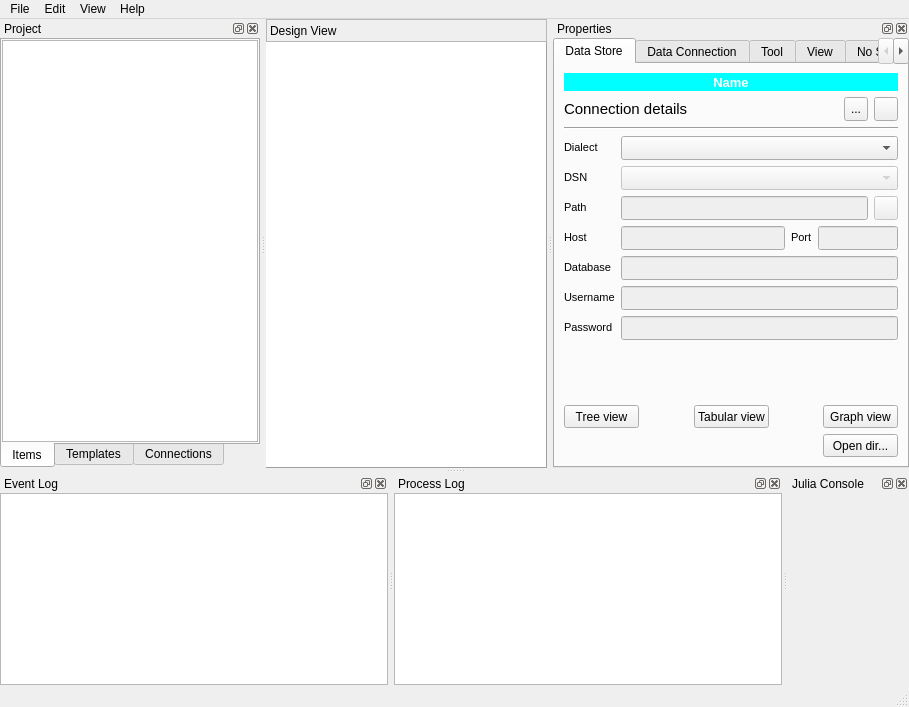
Before: the Qt Designer form spinetoolbox/ui/mainwindow.ui in spine-tools/Spine-Toolbox, drawn with Qt 5.
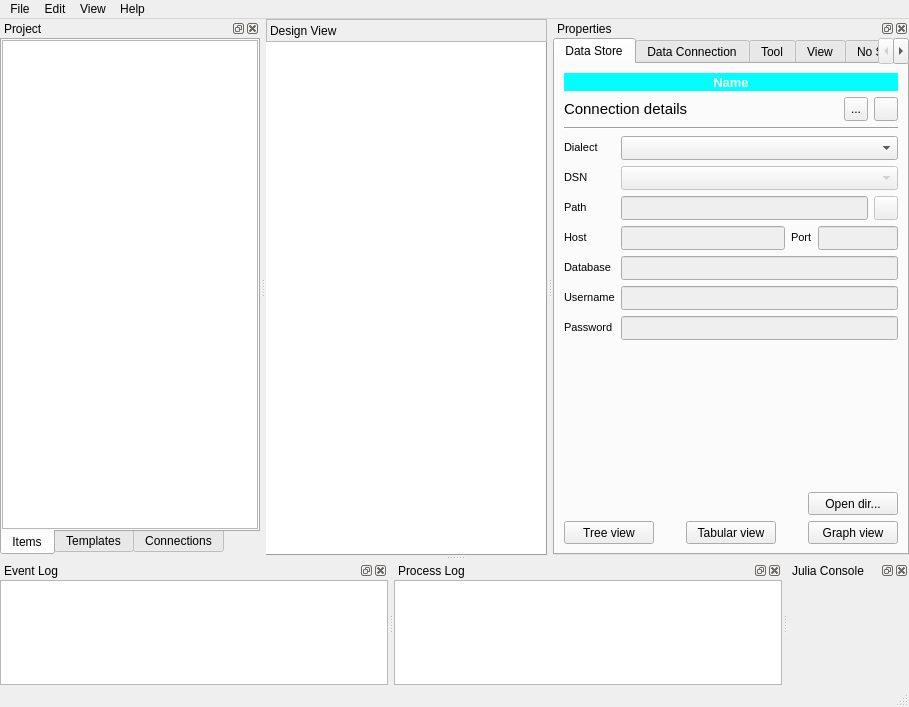
After: the same form once the commit is applied. The open tabs and pages were chosen to show the change. Icons and pictures are not drawn. Custom widgets are drawn as their Qt base class.

Commit message: Minor UI improvements: arrange buttons in Data Store properties and make tree view JSON editors more usable.

Patch:
```diff
--- a/spinetoolbox/ui/mainwindow.ui
+++ b/spinetoolbox/ui/mainwindow.ui
@@ -311,7 +311,7 @@
    <property name="minimumSize">
     <size>
      <width>356</width>
-     <height>424</height>
+     <height>536</height>
     </size>
    </property>
    <property name="windowTitle">
@@ -972,27 +972,30 @@
           </spacer>
          </item>
          <item>
-          <layout class="QHBoxLayout" name="horizontalLayout_7">
-           <property name="spacing">
-            <number>6</number>
+          <layout class="QHBoxLayout" name="horizontalLayout_7"/>
+         </item>
+         <item>
+          <layout class="QGridLayout" name="gridLayout_2">
+           <property name="horizontalSpacing">
+            <number>0</number>
            </property>
-           <item>
-            <widget class="QPushButton" name="pushButton_ds_tree_view">
+           <item row="0" column="4">
+            <widget class="QPushButton" name="pushButton_ds_open_directory">
              <property name="sizePolicy">
-              <sizepolicy hsizetype="Fixed" vsizetype="Fixed">
+              <sizepolicy hsizetype="Expanding" vsizetype="Fixed">
                <horstretch>0</horstretch>
                <verstretch>0</verstretch>
               </sizepolicy>
              </property>
              <property name="minimumSize">
               <size>
-               <width>75</width>
+               <width>90</width>
                <height>23</height>
               </size>
              </property>
              <property name="maximumSize">
               <size>
-               <width>75</width>
+               <width>90</width>
                <height>23</height>
               </size>
              </property>
@@ -1000,40 +1003,27 @@
               <string>&lt;html&gt;&lt;head/&gt;&lt;body&gt;&lt;p&gt;Open Tree view&lt;/p&gt;&lt;/body&gt;&lt;/html&gt;</string>
              </property>
              <property name="text">
-              <string>Tree view</string>
+              <string>Open dir...</string>
              </property>
             </widget>
            </item>
-           <item>
-            <spacer name="horizontalSpacer_9">
-             <property name="orientation">
-              <enum>Qt::Horizontal</enum>
-             </property>
-             <property name="sizeHint" stdset="0">
-              <size>
-               <width>40</width>
-               <height>20</height>
-              </size>
-             </property>
-            </spacer>
-           </item>
-           <item>
+           <item row="1" column="2">
             <widget class="QPushButton" name="pushButton_ds_tabular_view">
              <property name="sizePolicy">
-              <sizepolicy hsizetype="Fixed" vsizetype="Fixed">
+              <sizepolicy hsizetype="Expanding" vsizetype="Fixed">
                <horstretch>0</horstretch>
                <verstretch>0</verstretch>
               </sizepolicy>
              </property>
              <property name="minimumSize">
               <size>
-               <width>75</width>
+               <width>90</width>
                <height>23</height>
               </size>
              </property>
              <property name="maximumSize">
               <size>
-               <width>75</width>
+               <width>90</width>
                <height>23</height>
               </size>
              </property>
@@ -1045,36 +1035,36 @@
              </property>
             </widget>
            </item>
-           <item>
-            <spacer name="horizontalSpacer_8">
+           <item row="1" column="1">
+            <spacer name="horizontalSpacer_4">
              <property name="orientation">
               <enum>Qt::Horizontal</enum>
              </property>
              <property name="sizeHint" stdset="0">
               <size>
-               <width>40</width>
+               <width>1</width>
                <height>20</height>
               </size>
              </property>
             </spacer>
            </item>
-           <item>
+           <item row="1" column="4">
             <widget class="QPushButton" name="pushButton_ds_graph_view">
              <property name="sizePolicy">
-              <sizepolicy hsizetype="Fixed" vsizetype="Fixed">
+              <sizepolicy hsizetype="Expanding" vsizetype="Fixed">
                <horstretch>0</horstretch>
                <verstretch>0</verstretch>
               </sizepolicy>
              </property>
              <property name="minimumSize">
               <size>
-               <width>75</width>
+               <width>90</width>
                <height>23</height>
               </size>
              </property>
              <property name="maximumSize">
               <size>
-               <width>75</width>
+               <width>90</width>
                <height>23</height>
               </size>
              </property>
@@ -1086,40 +1076,23 @@
              </property>
             </widget>
            </item>
-          </layout>
-         </item>
-         <item>
-          <layout class="QHBoxLayout" name="horizontalLayout_13">
-           <item>
-            <spacer name="horizontalSpacer_4">
-             <property name="orientation">
-              <enum>Qt::Horizontal</enum>
-             </property>
-             <property name="sizeHint" stdset="0">
-              <size>
-               <width>40</width>
-               <height>20</height>
-              </size>
-             </property>
-            </spacer>
-           </item>
-           <item>
-            <widget class="QPushButton" name="pushButton_ds_open_directory">
+           <item row="1" column="0">
+            <widget class="QPushButton" name="pushButton_ds_tree_view">
              <property name="sizePolicy">
-              <sizepolicy hsizetype="Fixed" vsizetype="Fixed">
+              <sizepolicy hsizetype="Expanding" vsizetype="Fixed">
                <horstretch>0</horstretch>
                <verstretch>0</verstretch>
               </sizepolicy>
              </property>
              <property name="minimumSize">
               <size>
-               <width>75</width>
+               <width>90</width>
                <height>23</height>
               </size>
              </property>
              <property name="maximumSize">
               <size>
-               <width>75</width>
+               <width>90</width>
                <height>23</height>
               </size>
              </property>
@@ -1127,10 +1100,23 @@
               <string>&lt;html&gt;&lt;head/&gt;&lt;body&gt;&lt;p&gt;Open Data Store directory in file browser&lt;/p&gt;&lt;/body&gt;&lt;/html&gt;</string>
              </property>
              <property name="text">
-              <string>Open dir...</string>
+              <string>Tree view</string>
              </property>
             </widget>
            </item>
+           <item row="1" column="3">
+            <spacer name="horizontalSpacer_8">
+             <property name="orientation">
+              <enum>Qt::Horizontal</enum>
+             </property>
+             <property name="sizeHint" stdset="0">
+              <size>
+               <width>1</width>
+               <height>20</height>
+              </size>
+             </property>
+            </spacer>
+           </item>
           </layout>
          </item>
         </layout>
```
Left out of the diff: 24 changed lines with no effect on the pictures. The commit also changes 2 other files.
